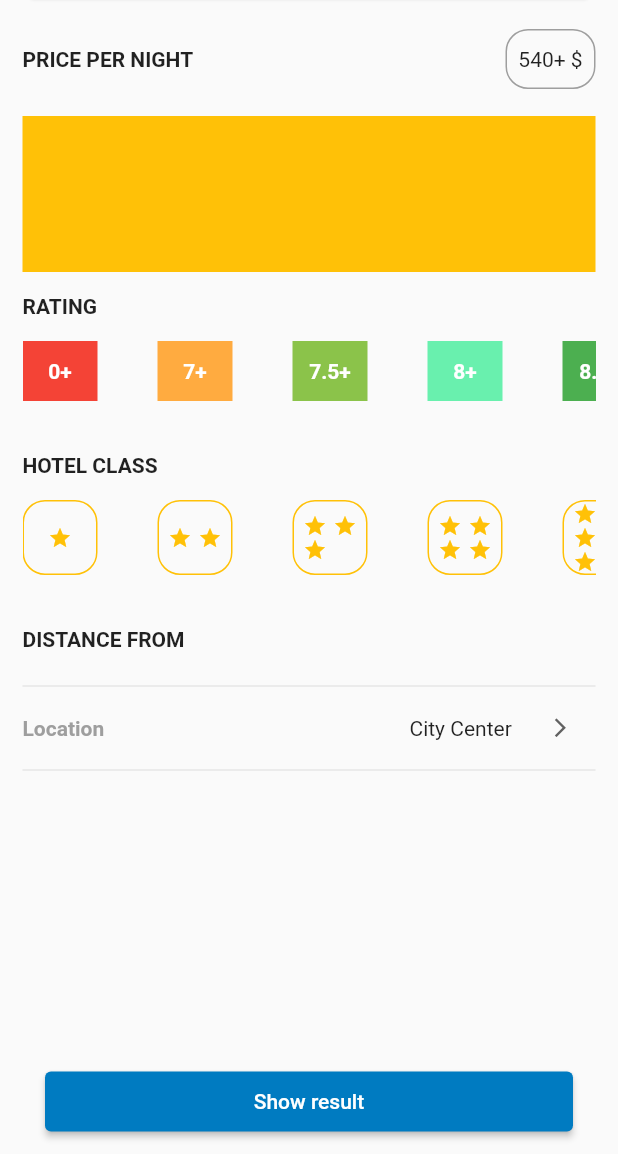
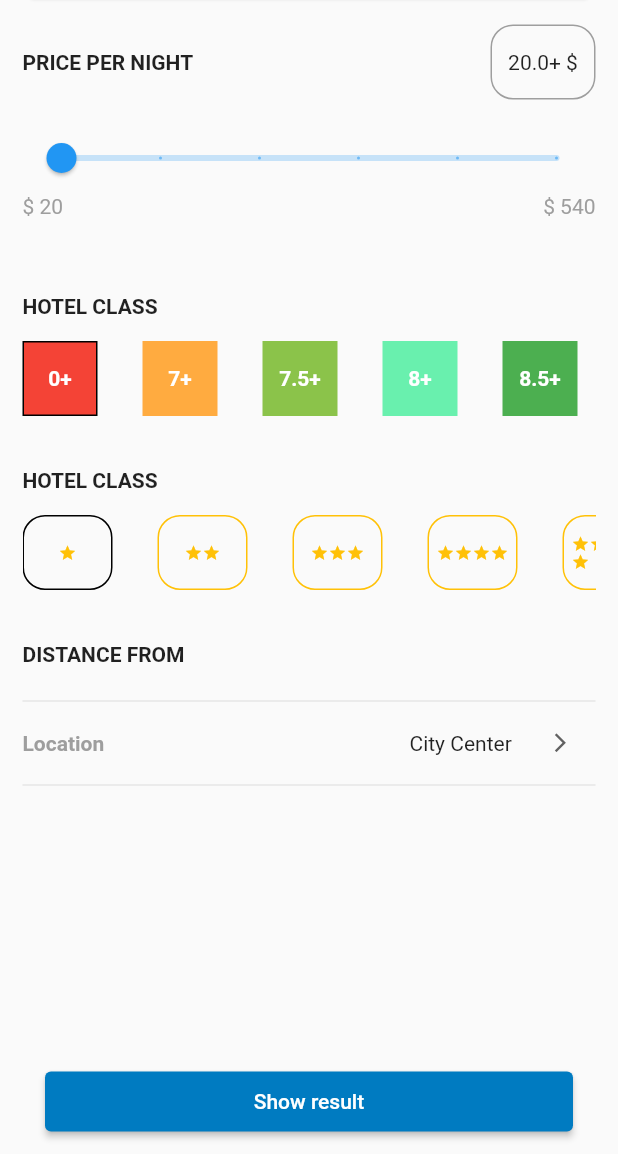
Before and after one commit to mahmoudbakir2015/tasks, a Flutter app: the screen it shows after launch, after a tap on "Filters", on a phone screen of 412 x 824 dp, the part 82-1236 px from its top. Run offline on Flutter 3.47's test engine with Material 2 defaults, Android fonts, the phone set to English and light mode, and no system bars; drawn by our look-alikes of dropdown_button2, flutter_rating_bar; our stand-ins replace bloc, dio, flutter_bloc, pretty_dio_logger; network calls fail.

Commit message:
finish 100 % ui of filter and sort

```diff
--- a/lib/presentation/filters/filters.dart
+++ b/lib/presentation/filters/filters.dart
@@ -15,6 +15,7 @@ class Filters extends StatefulWidget {
 }
 
 class _FiltersState extends State<Filters> {
+  double startPrice = 20;
   List<Map<String, dynamic>> rating = [
     {
       'rating': '0',
@@ -64,12 +65,23 @@ class _FiltersState extends State<Filters> {
         crossAxisAlignment: CrossAxisAlignment.start,
         children: [
           buildHeader(context, text: 'Filters'),
-          choosePrice(),
-          chooseRate(rating: rating),
+          choosePrice(
+            onChanged: (double value) {
+              setState(() {
+                startPrice = value;
+              });
+            },
+            value: startPrice,
+          ),
+          chooseNumRate(
+            rating: rating,
+          ),
           const SizedBox(
             height: 20,
           ),
-          chooseStarsRate(numStars: numStars),
+          chooseStarsRate(
+            numStars: numStars,
+          ),
           const SizedBox(
             height: 20,
           ),
--- a/lib/presentation/filters/items.dart
+++ b/lib/presentation/filters/items.dart
@@ -3,49 +3,8 @@ import 'package:flutter_rating_bar/flutter_rating_bar.dart';
 
 import '../../constants/styles.dart';
 
-Column chooseRate({required List rating}) {
-  return Column(
-    crossAxisAlignment: CrossAxisAlignment.start,
-    children: [
-      buildBoldText(text: 'RATING'),
-      SizedBox(
-        width: double.infinity,
-        height: 40,
-        child: ListView.separated(
-          shrinkWrap: true,
-          scrollDirection: Axis.horizontal,
-          itemBuilder: (context, index) {
-            return chooseRateItem(
-                color: rating[index]['color'], rate: rating[index]['rating']);
-          },
-          separatorBuilder: (context, index) {
-            return const SizedBox(
-              width: 40,
-            );
-          },
-          itemCount: rating.length,
-        ),
-      ),
-    ],
-  );
-}
-
-Container chooseRateItem({required Color color, required String rate}) {
-  return Container(
-    color: color,
-    width: 50,
-    child: Center(
-        child: Text(
-      '$rate+',
-      style: const TextStyle(
-        color: Colors.white,
-        fontWeight: FontWeight.bold,
-      ),
-    )),
-  );
-}
-
-SizedBox choosePrice() {
+SizedBox choosePrice(
+    {required void Function(double)? onChanged, double value = 20}) {
   return SizedBox(
     width: double.infinity,
     height: 180,
@@ -64,12 +23,12 @@ SizedBox choosePrice() {
                     color: Colors.grey,
                   ),
                 ),
-                width: 60,
-                height: 40,
-                child: const Center(
+                width: 70,
+                height: 50,
+                child: Center(
                   child: Text(
-                    r'540+ $',
-                    style: TextStyle(
+                    '$value+ \$',
+                    style: const TextStyle(
                       color: Colors.black87,
                     ),
                   ),
@@ -78,12 +37,31 @@ SizedBox choosePrice() {
             ],
           ),
         ),
-        Expanded(
-          child: Container(
-            color: Colors.amber,
-          ),
+        Slider(
+          min: 20,
+          value: value,
+          max: 540,
+          divisions: 5,
+          label: value.round().toString(),
+          onChanged: onChanged,
+        ),
+        Row(
+          mainAxisAlignment: MainAxisAlignment.spaceBetween,
+          children: [
+            buildCustomTextPrice(text: '20'),
+            buildCustomTextPrice(text: '540'),
+          ],
         ),
       ],
+    ),
+  );
+}
+
+Text buildCustomTextPrice({required String text}) {
+  return Text(
+    '\$ $text',
+    style: const TextStyle(
+      color: Colors.grey,
     ),
   );
 }
@@ -100,59 +78,31 @@ Padding buildBoldText({required String text}) {
   );
 }
 
-Column chooseStarsRate({required List numStars}) {
+Column chooseNumRate({
+  required List rating,
+}) {
   return Column(
     crossAxisAlignment: CrossAxisAlignment.start,
     children: [
       buildBoldText(text: 'HOTEL CLASS'),
-      buildStarsItem(numStars: numStars),
+      RateNumItem(
+        rating: rating,
+      ),
     ],
   );
 }
 
-buildStarsItem({required List numStars}) {
-  return SizedBox(
-    height: 50,
-    width: double.infinity,
-    child: ListView.separated(
-      shrinkWrap: true,
-      scrollDirection: Axis.horizontal,
-      itemBuilder: (context, index) {
-        return Container(
-          width: 50,
-          decoration: BoxDecoration(
-            border: Border.all(color: Colors.amber),
-            borderRadius: BorderRadius.circular(
-              Styles.appPadding,
-            ),
-          ),
-          child: Center(
-            child: RatingBar.builder(
-              initialRating: numStars[index].toDouble(),
-              minRating: 1,
-              itemSize: 16,
-              direction: Axis.horizontal,
-              allowHalfRating: true,
-              itemCount: numStars[index].toInt(),
-              itemPadding: const EdgeInsets.symmetric(horizontal: 2.0),
-              itemBuilder: (context, _) => const Icon(
-                Icons.star,
-                color: Colors.amber,
-              ),
-              onRatingUpdate: (rating) {
-                print(rating);
-              },
-            ),
-          ),
-        );
-      },
-      separatorBuilder: (context, index) {
-        return const SizedBox(
-          width: 40,
-        );
-      },
-      itemCount: numStars.length,
-    ),
+Column chooseStarsRate({
+  required List numStars,
+}) {
+  return Column(
+    crossAxisAlignment: CrossAxisAlignment.start,
+    children: [
+      buildBoldText(text: 'HOTEL CLASS'),
+      StarsItem(
+        numStars: numStars,
+      ),
+    ],
   );
 }
 
@@ -174,3 +124,114 @@ SizedBox buildFooter() {
     ),
   );
 }
+
+class StarsItem extends StatefulWidget {
+  final List numStars;
+  const StarsItem({super.key, required this.numStars});
+
+  @override
+  State<StarsItem> createState() => _StarsItemState();
+}
+
+class _StarsItemState extends State<StarsItem> {
+  int active = 0;
+  @override
+  Widget build(BuildContext context) {
+    return SizedBox(
+      height: 50,
+      width: double.infinity,
+      child: ListView.separated(
+        shrinkWrap: true,
+        scrollDirection: Axis.horizontal,
+        itemBuilder: (context, index) {
+          return GestureDetector(
+            onTap: () {
+              setState(() {});
+              active = index;
+            },
+            child: Container(
+              width: 60,
+              decoration: BoxDecoration(
+                border: Border.all(
+                    color: active == index ? Colors.black : Colors.amber),
+                borderRadius: BorderRadius.circular(
+                  Styles.appPadding,
+                ),
+              ),
+              child: Center(
+                child: RatingBarIndicator(
+                  rating: widget.numStars[index].toDouble(),
+                  itemBuilder: (context, index) => const Icon(
+                    Icons.star,
+                    color: Colors.amber,
+                  ),
+                  itemCount: widget.numStars[index].toInt(),
+                  itemSize: 12,
+                  direction: Axis.horizontal,
+                ),
+              ),
+            ),
+          );
+        },
+        separatorBuilder: (context, index) {
+          return const SizedBox(
+            width: 30,
+          );
+        },
+        itemCount: widget.numStars.length,
+      ),
+    );
+  }
+}
+
+class RateNumItem extends StatefulWidget {
+  final List rating;
+  const RateNumItem({super.key, required this.rating});
+
+  @override
+  State<RateNumItem> createState() => _RateNumItemState();
+}
+
+class _RateNumItemState extends State<RateNumItem> {
+  int active = 0;
+  @override
+  Widget build(BuildContext context) {
+    return SizedBox(
+      height: 50,
+      width: double.infinity,
+      child: ListView.separated(
+        shrinkWrap: true,
+        scrollDirection: Axis.horizontal,
+        itemBuilder: (context, index) {
+          return GestureDetector(
+            onTap: () {
+              setState(() {});
+              active = index;
+            },
+            child: Container(
+              decoration: BoxDecoration(
+                color: widget.rating[index]['color'],
+                border: active == index ? Border.all() : null,
+              ),
+              width: 50,
+              child: Center(
+                  child: Text(
+                '${widget.rating[index]['rating']}+',
+                style: const TextStyle(
+                  color: Colors.white,
+                  fontWeight: FontWeight.bold,
+                ),
+              )),
+            ),
+          );
+        },
+        separatorBuilder: (context, index) {
+          return const SizedBox(
+            width: 30,
+          );
+        },
+        itemCount: widget.rating.length,
+      ),
+    );
+  }
+}
```
